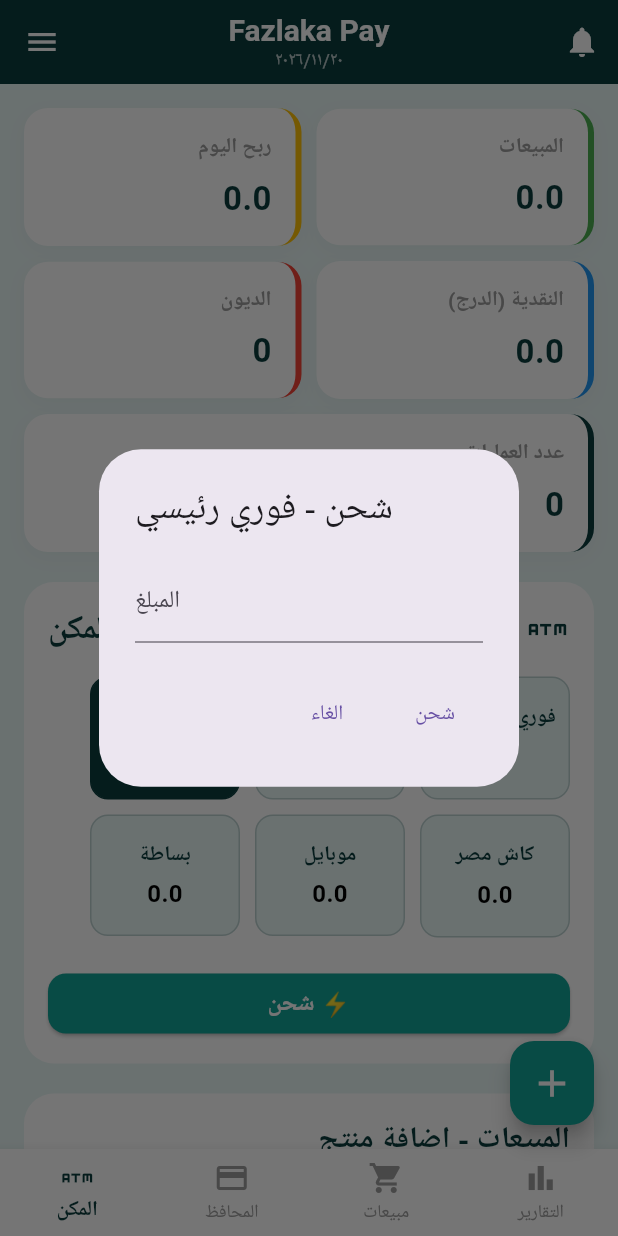
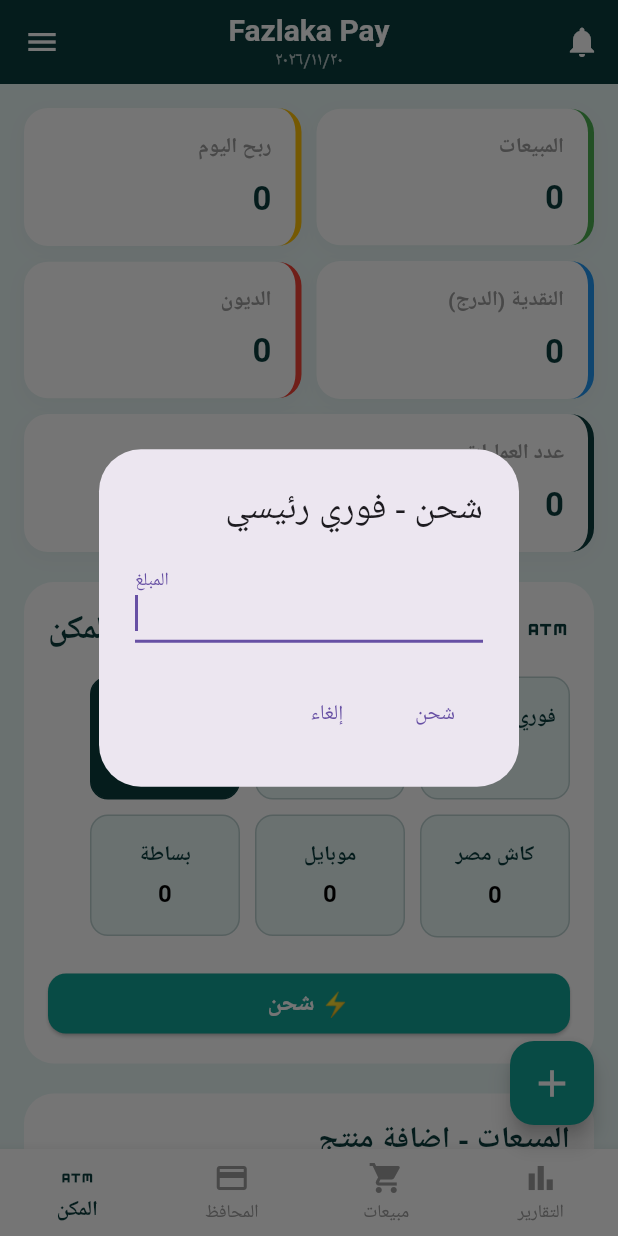
Before and after one commit to cinemainf-rgb/Fazlaka_pay, a Flutter app: the screen it shows after launch, after a tap on "شحن ⚡", on a phone screen of 412 x 824 dp. Run offline on Flutter 3.47's test engine with Material 3 defaults, Android fonts, the phone set to English and light mode, and no system bars; our stand-ins replace google_fonts, local_auth, shared_preferences; Roboto replaces fonts that are missing (Cairo).

Commit message:
Update tab_machines.dart

```diff
--- a/lib/screens/tab_machines.dart
+++ b/lib/screens/tab_machines.dart
@@ -11,8 +11,10 @@ class TabMachines extends StatefulWidget {
 }
 
 class _TabMachinesState extends State<TabMachines> {
+  // تصحيح النوع هنا ليكون Map<String, dynamic>
   List<Map<String, dynamic>> wallets = [];
   List<Map<String, dynamic>> sales = [];
+  List<Map<String, dynamic>> charges = [];
   String selectedMachine = 'فوري رئيسي';
   double cashInDrawer = 0.0;
 
@@ -22,10 +24,43 @@ class _TabMachinesState extends State<TabMachines> {
   final buyCtrl = TextEditingController();
   final sellCtrl = TextEditingController();
 
+  static const List<String> machineNames = [
+    'فوري رئيسي',
+    'فوري كروت',
+    'فوري كاش أوت',
+    'بساطة',
+    'موبايل',
+    'كاش مصر',
+  ];
+
   @override
   void initState() {
     super.initState();
     _loadData();
+  }
+
+  @override
+  void dispose() {
+    nameCtrl.dispose();
+    qtyCtrl.dispose();
+    buyCtrl.dispose();
+    sellCtrl.dispose();
+    super.dispose();
+  }
+
+  double _toDouble(dynamic value, {double fallback = 0.0}) {
+    if (value is num && value.isFinite) return value.toDouble();
+    if (value is String) {
+      final parsed = double.tryParse(value.trim());
+      if (parsed != null && parsed.isFinite) return parsed;
+    }
+    return fallback;
+  }
+
+  String _formatAmount(double value) {
+    return value == value.roundToDouble()
+        ? value.toStringAsFixed(0)
+        : value.toStringAsFixed(2);
   }
 
   Future<void> _loadData() async {
@@ -34,8 +69,14 @@ class _TabMachinesState extends State<TabMachines> {
     // تحميل المحافظ
     final wRaw = sp.getString('pay_wallets');
     if (wRaw != null) {
+      try {
         wallets = List<Map<String, dynamic>>.from(jsonDecode(wRaw));
-    } else {
+      } catch (_) {
+        wallets = [];
+      }
+    }
+
+    if (wallets.isEmpty) {
       wallets = [
         {'name': 'الخزنة الرئيسية', 'bal': 0.0, 'limit': 0.0},
         {'name': 'نقدية (كاش الدرج)', 'bal': 0.0, 'limit': 0.0},
@@ -53,15 +94,32 @@ class _TabMachinesState extends State<TabMachines> {
     // تحميل المبيعات
     final sRaw = sp.getString('pay_sales2');
     if (sRaw != null) {
+      try {
         sales = List<Map<String, dynamic>>.from(jsonDecode(sRaw));
+      } catch (_) {
+        sales = [];
+      }
     }
 
-    // حساب النقدية
-    final cashIndex = wallets.indexWhere((w) => w['name'] == 'نقدية (كاش الدرج)');
-    if (cashIndex != -1) {
-      cashInDrawer = (wallets[cashIndex]['bal'] as num).toDouble();
+    // تحميل سجل الشحن
+    final cRaw = sp.getString('pay_charges');
+    if (cRaw != null) {
+      try {
+        charges = List<Map<String, dynamic>>.from(jsonDecode(cRaw));
+      } catch (_) {
+        charges = [];
+      }
     }
 
+    final cashIndex = wallets.indexWhere((w) => w['name'] == 'نقدية (كاش الدرج)');
+    cashInDrawer = cashIndex != -1 ? _toDouble(wallets[cashIndex]['bal']) : 0.0;
+
+    final machinesList = _filteredMachines;
+    if (machinesList.isNotEmpty && !machinesList.any((m) => m['name'] == selectedMachine)) {
+      selectedMachine = machinesList.first['name'].toString();
+    }
+
+    if (!mounted) return;
     setState(() {});
   }
 
@@ -69,118 +127,153 @@ class _TabMachinesState extends State<TabMachines> {
     final sp = await SharedPreferences.getInstance();
     await sp.setString('pay_wallets', jsonEncode(wallets));
     await sp.setString('pay_sales2', jsonEncode(sales));
+    await sp.setString('pay_charges', jsonEncode(charges));
   }
 
-  // حساب مبيعات اليوم
+  List<Map<String, dynamic>> get _filteredMachines {
+    return wallets.where((w) => machineNames.contains(w['name'].toString())).toList();
+  }
+
   double get todaySales {
-    final today = DateTime.now().toString().substring(0, 10);
-    double t = 0;
+    final today = DateTime.now().toIso8601String().substring(0, 10);
+    double total = 0;
     for (final s in sales) {
       if ((s['date'] ?? '').toString().startsWith(today)) {
-        t += (s['total'] as num).toDouble();
+        total += _toDouble(s['total']);
       }
     }
-    return t;
+    return total;
   }
 
-  // حساب أرباح اليوم
   double get todayProfit {
-    final today = DateTime.now().toString().substring(0, 10);
-    double t = 0;
+    final today = DateTime.now().toIso8601String().substring(0, 10);
+    double total = 0;
     for (final s in sales) {
       if ((s['date'] ?? '').toString().startsWith(today)) {
-        t += (s['profit'] as num).toDouble();
+        total += _toDouble(s['profit']);
       }
     }
-    return t;
+    return total;
   }
 
-  // دالة الشحن
   Future<void> _charge() async {
-    final c = TextEditingController();
+    final ctrl = TextEditingController();
     final amt = await showDialog<double>(
       context: context,
-      builder: (_) => AlertDialog(
-        title: Text('شحن - $selectedMachine'),
+      builder: (dialogCtx) => AlertDialog(
+        title: Text('شحن - $selectedMachine', textAlign: TextAlign.right),
         content: TextField(
-          controller: c,
-          keyboardType: TextInputType.number,
+          controller: ctrl,
+          autofocus: true,
+          keyboardType: const TextInputType.numberWithOptions(decimal: true),
           decoration: const InputDecoration(labelText: 'المبلغ'),
         ),
         actions: [
-          TextButton(onPressed: () => Navigator.pop(context), child: const Text('الغاء')),
-          TextButton(onPressed: () => Navigator.pop(context, double.tryParse(c.text) ?? 0), child: const Text('شحن')),
+          TextButton(onPressed: () => Navigator.pop(dialogCtx), child: const Text('إلغاء')),
+          TextButton(onPressed: () => Navigator.pop(dialogCtx, _toDouble(ctrl.text)), child: const Text('شحن')),
         ],
       ),
     );
-    if (amt != null && amt > 0) {
-      setState(() {
-        final i = wallets.indexWhere((e) => e['name'] == selectedMachine);
-        if (i >= 0) {
-          wallets[i]['bal'] = (wallets[i]['bal'] as num).toDouble() + amt;
-        }
-        sales.insert(0, {
-          'name': 'شحن $selectedMachine',
-          'total': amt,
-          'profit': 0,
-          'date': DateTime.now().toString(),
-        });
-      });
-      await _saveData();
-      _loadData(); // تحديث الأرقام في الشاشة
-    }
-  }
+    ctrl.dispose();
 
-  // دالة إضافة منتج
-  Future<void> _addProduct() async {
-    final name = nameCtrl.text.trim();
-    final qty = double.tryParse(qtyCtrl.text) ?? 0;
-    final buy = double.tryParse(buyCtrl.text) ?? 0;
-    final sell = double.tryParse(sellCtrl.text) ?? 0;
+    if (amt == null || amt <= 0) return;
 
-    if (name.isEmpty || qty <= 0 || sell <= 0) {
-      ScaffoldMessenger.of(context).showSnackBar(const SnackBar(content: Text('يرجى ملء البيانات بشكل صحيح')));
+    final machineIdx = wallets.indexWhere((e) => e['name'] == selectedMachine);
+    final cashIdx = wallets.indexWhere((e) => e['name'] == 'نقدية (كاش الدرج)');
+    final currentCash = cashIdx != -1 ? _toDouble(wallets[cashIdx]['bal']) : 0.0;
+
+    // التحقق من كفاية الرصيد في الدرج
+    if (cashIdx != -1 && currentCash < amt) {
+      if (!mounted) return;
+      ScaffoldMessenger.of(context).showSnackBar(
+        const SnackBar(content: Text('رصيد النقدية في الدرج غير كافٍ لإتمام الشحن')),
+      );
       return;
     }
 
-    setState(() {
+    if (machineIdx != -1) {
+      wallets[machineIdx]['bal'] = _toDouble(wallets[machineIdx]['bal']) + amt;
+    }
+    if (cashIdx != -1) {
+      wallets[cashIdx]['bal'] = currentCash - amt;
+      cashInDrawer = _toDouble(wallets[cashIdx]['bal']);
+    }
+
+    charges.insert(0, {
+      'machine': selectedMachine,
+      'amount': amt,
+      'date': DateTime.now().toIso8601String(),
+    });
+
+    await _saveData();
+    if (!mounted) return;
+    setState(() {});
+    ScaffoldMessenger.of(context).showSnackBar(
+      SnackBar(content: Text('تم شحن $selectedMachine بمبلغ ${_formatAmount(amt)}')),
+    );
+  }
+
+  Future<void> _addProduct() async {
+    final name = nameCtrl.text.trim();
+    final qty = _toDouble(qtyCtrl.text);
+    final buy = _toDouble(buyCtrl.text);
+    final sell = _toDouble(sellCtrl.text);
+
+    if (name.isEmpty || qty <= 0 || sell <= 0) {
+      ScaffoldMessenger.of(context).showSnackBar(
+        const SnackBar(content: Text('يرجى إدخال اسم المنتج والكمية وسعر البيع بشكل صحيح')),
+      );
+      return;
+    }
+
+    if (buyCtrl.text.trim().isEmpty) {
+      ScaffoldMessenger.of(context).showSnackBar(
+        const SnackBar(content: Text('تنبيه: تم احتساب سعر الشراء 0 لأن الحقل فارغ')),
+      );
+    }
+
+    final total = qty * sell;
+    final profit = qty * (sell - buy);
+
     sales.insert(0, {
       'name': name,
-        'total': qty * sell,
-        'profit': qty * (sell - buy),
-        'date': DateTime.now().toString(),
+      'total': total,
+      'profit': profit,
+      'date': DateTime.now().toIso8601String(),
     });
 
-      // إضافة المبلغ لخزنة النقدية
     final cashIndex = wallets.indexWhere((e) => e['name'] == 'نقدية (كاش الدرج)');
     if (cashIndex != -1) {
-        wallets[cashIndex]['bal'] = (wallets[cashIndex]['bal'] as num).toDouble() + (qty * sell);
+      wallets[cashIndex]['bal'] = _toDouble(wallets[cashIndex]['bal']) + total;
+      cashInDrawer = _toDouble(wallets[cashIndex]['bal']);
     }
 
-      // تفريغ الحقول
     nameCtrl.clear();
     qtyCtrl.clear();
     buyCtrl.clear();
     sellCtrl.clear();
-    });
 
     await _saveData();
-    _loadData();
     if (!mounted) return;
-    ScaffoldMessenger.of(context).showSnackBar(const SnackBar(content: Text('تم إضافة المنتج بنجاح')));
+    setState(() {});
+    ScaffoldMessenger.of(context).showSnackBar(
+      const SnackBar(content: Text('تم تسجيل العملية بنجاح')),
+    );
   }
 
   @override
   Widget build(BuildContext context) {
+    final machines = _filteredMachines;
+
     return SingleChildScrollView(
-      padding: const EdgeInsets.all(16),
+      padding: const EdgeInsets.fromLTRB(16, 16, 16, 96),
       child: Column(
         children: [
           Row(
             children: [
-              Expanded(child: _statCard('ربح اليوم', '$todayProfit', Colors.amber)),
+              Expanded(child: _statCard('ربح اليوم', _formatAmount(todayProfit), Colors.amber)),
               const SizedBox(width: 10),
-              Expanded(child: _statCard('المبيعات', '$todaySales', Colors.green)),
+              Expanded(child: _statCard('المبيعات', _formatAmount(todaySales), Colors.green)),
             ],
           ),
           const SizedBox(height: 10),
@@ -188,7 +281,7 @@ class _TabMachinesState extends State<TabMachines> {
             children: [
               Expanded(child: _statCard('الديون', '0', Colors.red)),
               const SizedBox(width: 10),
-              Expanded(child: _statCard('النقدية (الدرج)', '$cashInDrawer', Colors.blue)),
+              Expanded(child: _statCard('النقدية (الدرج)', _formatAmount(cashInDrawer), Colors.blue)),
             ],
           ),
           const SizedBox(height: 10),
@@ -196,7 +289,6 @@ class _TabMachinesState extends State<TabMachines> {
 
           const SizedBox(height: 20),
 
-          // قسم المكن
           Container(
             padding: const EdgeInsets.all(16),
             decoration: BoxDecoration(color: Colors.white, borderRadius: BorderRadius.circular(20)),
@@ -214,10 +306,12 @@ class _TabMachinesState extends State<TabMachines> {
                 Wrap(
                   spacing: 10,
                   runSpacing: 10,
-                  children: wallets.where((w) => w['name'].toString().contains('فوري') || w['name'].toString().contains('بساطة') || w['name'].toString().contains('موبايل') || w['name'].toString().contains('كاش مصر')).map((w) {
-                    final isSelected = selectedMachine == w['name'];
+                  children: machines.map((w) {
+                    final name = w['name'].toString();
+                    final bal = _toDouble(w['bal']);
+                    final isSelected = selectedMachine == name;
                     return GestureDetector(
-                      onTap: () => setState(() => selectedMachine = w['name']),
+                      onTap: () => setState(() => selectedMachine = name),
                       child: Container(
                         width: 100,
                         padding: const EdgeInsets.symmetric(vertical: 16),
@@ -228,9 +322,9 @@ class _TabMachinesState extends State<TabMachines> {
                         ),
                         child: Column(
                           children: [
-                            Text(w['name'], style: TextStyle(fontWeight: FontWeight.bold, color: isSelected ? Colors.white : petrol), textAlign: TextAlign.center),
+                            Text(name, style: TextStyle(fontWeight: FontWeight.bold, color: isSelected ? Colors.white : petrol), textAlign: TextAlign.center),
                             const SizedBox(height: 4),
-                            Text('${w['bal']}', style: TextStyle(fontSize: 16, fontWeight: FontWeight.bold, color: isSelected ? Colors.white : Colors.black)),
+                            Text(_formatAmount(bal), style: TextStyle(fontSize: 16, fontWeight: FontWeight.bold, color: isSelected ? Colors.white : Colors.black)),
                           ],
                         ),
                       ),
@@ -255,7 +349,6 @@ class _TabMachinesState extends State<TabMachines> {
 
           const SizedBox(height: 20),
 
-          // قسم المبيعات
           Container(
             padding: const EdgeInsets.all(16),
             decoration: BoxDecoration(color: Colors.white, borderRadius: BorderRadius.circular(20)),
@@ -268,13 +361,13 @@ class _TabMachinesState extends State<TabMachines> {
                 const SizedBox(height: 10),
                 Row(
                   children: [
-                    Expanded(child: TextField(controller: qtyCtrl, keyboardType: TextInputType.number, decoration: _inputDecoration('الكمية'))),
+                    Expanded(child: TextField(controller: qtyCtrl, keyboardType: const TextInputType.numberWithOptions(decimal: true), decoration: _inputDecoration('الكمية'))),
                     const SizedBox(width: 8),
-                    Expanded(child: TextField(controller: buyCtrl, keyboardType: TextInputType.number, decoration: _inputDecoration('سعر الشراء'))),
+                    Expanded(child: TextField(controller: buyCtrl, keyboardType: const TextInputType.numberWithOptions(decimal: true), decoration: _inputDecoration('سعر الشراء'))),
                   ],
                 ),
                 const SizedBox(height: 10),
-                TextField(controller: sellCtrl, keyboardType: TextInputType.number, decoration: _inputDecoration('سعر البيع')),
+                TextField(controller: sellCtrl, keyboardType: const TextInputType.numberWithOptions(decimal: true), decoration: _inputDecoration('سعر البيع')),
                 const SizedBox(height: 10),
                 SizedBox(
                   width: double.infinity, height: 50,
```
Lines whose indentation alone changed are shown as unchanged.
